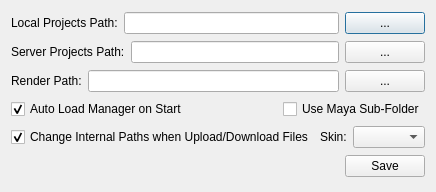
Above: pipe/settings/settings.ui from skarone/PipeL before the change. Below: the same form after it.
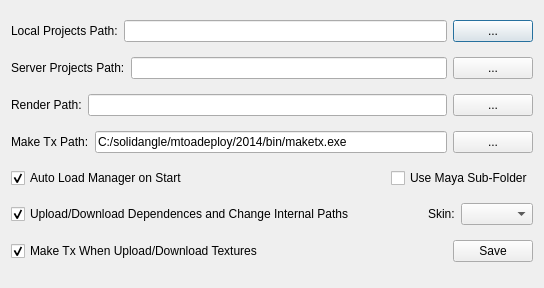
That is the form after the change.

What changed in the file:
```diff
--- a/pipe/settings/settings.ui
+++ b/pipe/settings/settings.ui
@@ -6,8 +6,8 @@
    <rect>
     <x>0</x>
     <y>0</y>
-    <width>420</width>
-    <height>192</height>
+    <width>544</width>
+    <height>288</height>
    </rect>
   </property>
   <property name="windowTitle">
@@ -77,6 +77,31 @@
      </item>
     </layout>
    </item>
+   <item>
+    <layout class="QHBoxLayout" name="horizontalLayout_7">
+     <item>
+      <widget class="QLabel" name="label_5">
+       <property name="text">
+        <string>Make Tx Path:</string>
+       </property>
+      </widget>
+     </item>
+     <item>
+      <widget class="QLineEdit" name="makeTxPath_le">
+       <property name="text">
+        <string>C:/solidangle/mtoadeploy/2014/bin/maketx.exe</string>
+       </property>
+      </widget>
+     </item>
+     <item>
+      <widget class="QPushButton" name="makeTxPath_btn">
+       <property name="text">
+        <string>...</string>
+       </property>
+      </widget>
+     </item>
+    </layout>
+   </item>
    <item>
     <layout class="QHBoxLayout" name="horizontalLayout_4">
      <item>
@@ -125,7 +150,7 @@
         <string>&lt;html&gt;&lt;head/&gt;&lt;body&gt;&lt;p&gt;This will change the internal paths in the maya files to match your local path when download from server, and change to server path when you upload from local&lt;/p&gt;&lt;/body&gt;&lt;/html&gt;</string>
        </property>
        <property name="text">
-        <string>Change Internal Paths when Upload/Download Files</string>
+        <string>Upload/Download Dependences and Change Internal Paths</string>
        </property>
        <property name="checked">
         <bool>true</bool>
@@ -159,6 +184,16 @@
    </item>
    <item>
     <layout class="QHBoxLayout" name="horizontalLayout_5">
+     <item>
+      <widget class="QCheckBox" name="makeTx_chb">
+       <property name="text">
+        <string>Make Tx When Upload/Download Textures</string>
+       </property>
+       <property name="checked">
+        <bool>true</bool>
+       </property>
+      </widget>
+     </item>
      <item>
       <spacer name="horizontalSpacer">
        <property name="orientation">
```
Left out of the diff: 21 changed lines with no effect on the pictures.
